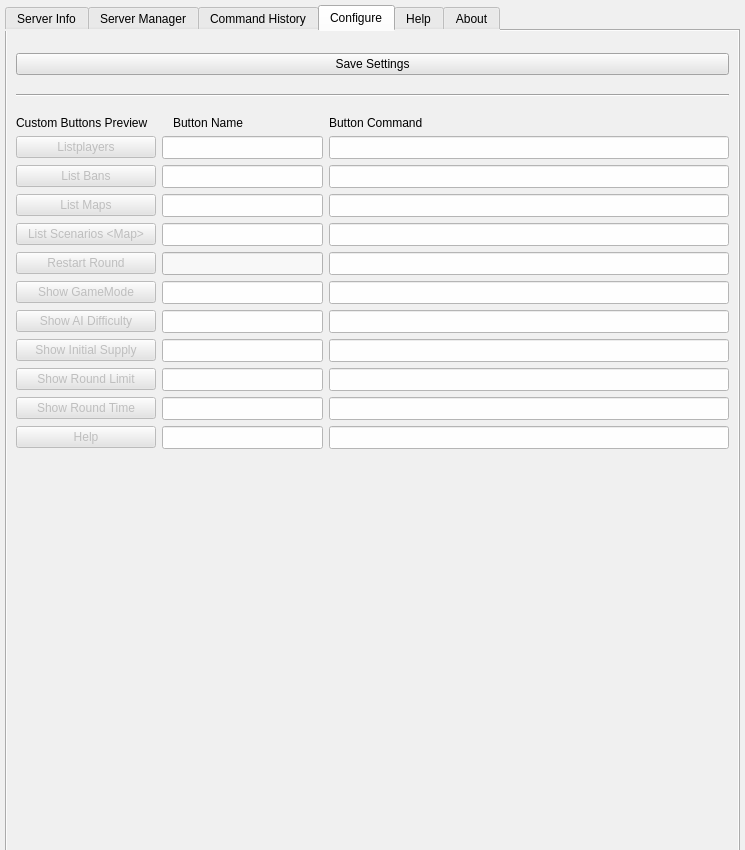
The window that source_files/isrt_gui_v0.7.ui (sargolin/ISRT-Insurgency-Sandstorm-RCON-TOOL-and-Mapchanger) describes before a commit, drawn with Qt 5.
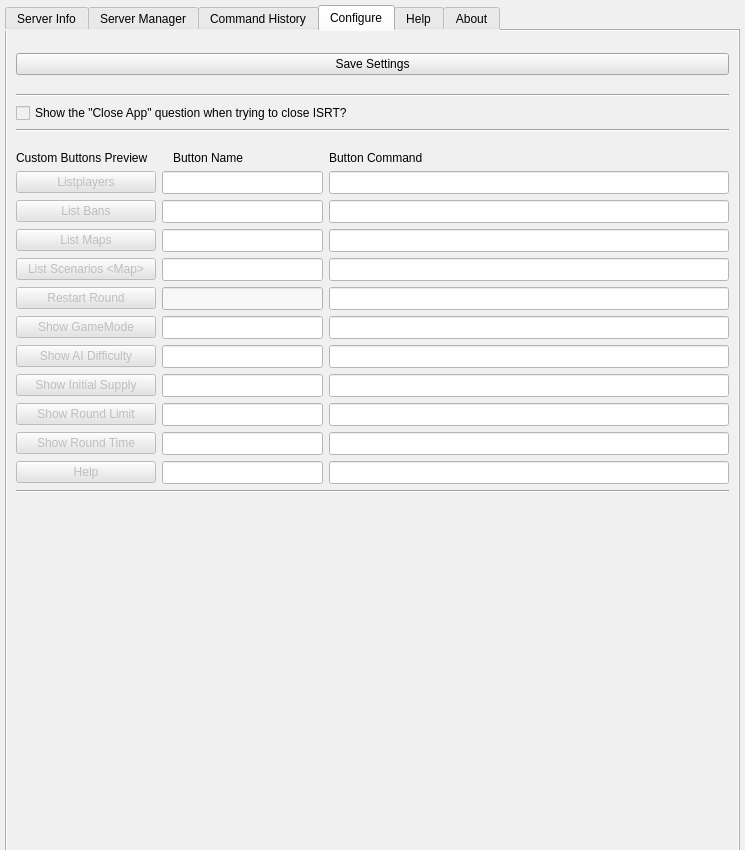
The same window after the commit. The open tabs and pages were chosen to show the change. Icons and pictures are not drawn.

Commit message: updated Close App messagebox

What changed in the file:
```diff
--- a/source_files/isrt_gui_v0.7.ui
+++ b/source_files/isrt_gui_v0.7.ui
@@ -2511,6 +2511,23 @@
          <item>
           <layout class="QHBoxLayout" name="horizontalLayout_11"/>
          </item>
+         <item>
+          <widget class="QCheckBox" name="chkbox_close_question">
+           <property name="text">
+            <string>Show the &quot;Close App&quot; question when trying to close ISRT?</string>
+           </property>
+          </widget>
+         </item>
+         <item>
+          <layout class="QHBoxLayout" name="horizontalLayout_30"/>
+         </item>
+         <item>
+          <widget class="Line" name="line_5">
+           <property name="orientation">
+            <enum>Qt::Horizontal</enum>
+           </property>
+          </widget>
+         </item>
          <item>
           <spacer name="verticalSpacer_5">
            <property name="orientation">
@@ -3279,6 +3296,13 @@
          </item>
         </layout>
        </item>
+       <item>
+        <widget class="Line" name="line">
+         <property name="orientation">
+          <enum>Qt::Horizontal</enum>
+         </property>
+        </widget>
+       </item>
        <item>
         <spacer name="verticalSpacer_2">
          <property name="orientation">
```
The commit also changes 3 other files.
